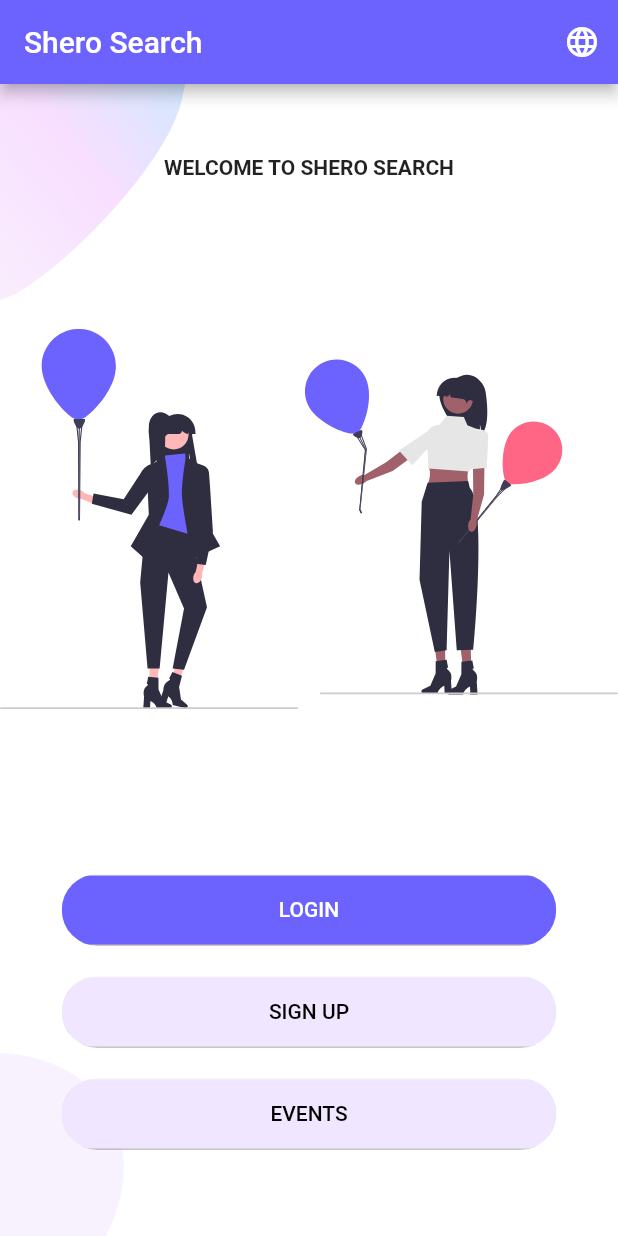
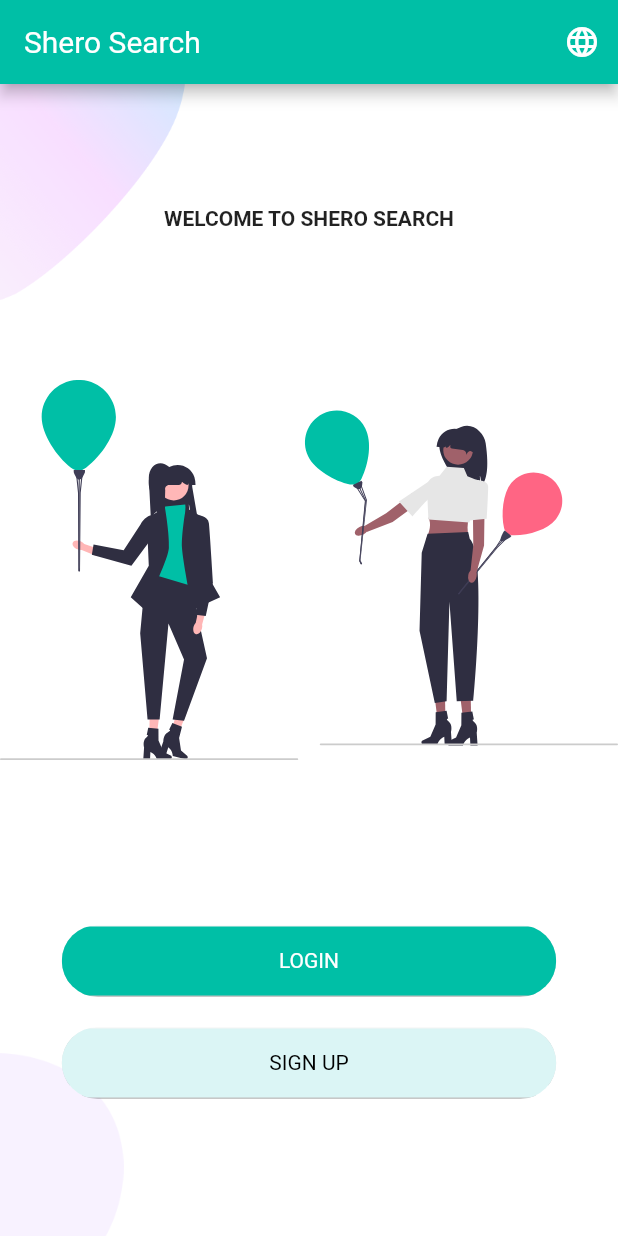
Before and after one commit to harshiniKumar/job-portal-for-women, a Flutter app: the screen it shows after launch, on a phone screen of 412 x 824 dp. Run offline on Flutter 3.47's test engine with Material 2 defaults, Android fonts, the phone set to English and light mode, and no system bars; our stand-ins replace flutter_svg; Roboto replaces fonts that are missing (Varela-Round).

Commit message:
style-changes

```diff
--- a/source/job_portal/lib/Screens/Home/home_screen.dart
+++ b/source/job_portal/lib/Screens/Home/home_screen.dart
@@ -5,7 +5,7 @@ class HomeScreen extends StatelessWidget {
   Widget build(BuildContext context) {
     return Scaffold(
       appBar: AppBar(
-        title: const Text('Drawer Demo'),
+        title: const Text(''),
         backgroundColor: kPrimaryColor,
       ),
       drawer: Drawer(
--- a/source/job_portal/lib/Screens/Welcome/components/body.dart
+++ b/source/job_portal/lib/Screens/Welcome/components/body.dart
@@ -20,7 +20,7 @@ class Body extends StatelessWidget {
           children: <Widget>[
             const Text(
               "WELCOME TO SHERO SEARCH",
-              style: TextStyle(fontWeight: FontWeight.bold),
+              style: TextStyle(fontWeight: FontWeight.bold,fontFamily: 'Varela-Round'),
             ),
             SizedBox(height: size.height * 0.05),
             SvgPicture.asset("assets/icons/chat.svg",
@@ -55,21 +55,21 @@ class Body extends StatelessWidget {
                 );
               },
             ),
-            RoundedButton(
-              text: "EVENTS",
-              color: kPrimaryLightColor,
-              textColor: Colors.black,
-              press: () {
-                Navigator.push(
-                  context,
-                  MaterialPageRoute(
-                    builder: (context) {
-                      return EventScreen();
-                    },
-                  ),
-                );
-              },
-            ),
+            // RoundedButton(
+            //   text: "EVENTS",
+            //   color: kPrimaryLightColor,
+            //   textColor: Colors.black,
+            //   press: () {
+            //     Navigator.push(
+            //       context,
+            //       MaterialPageRoute(
+            //         builder: (context) {
+            //           return EventScreen();
+            //         },
+            //       ),
+            //     );
+            //   },
+            // ),
           ],
         ),
       ),
--- a/source/job_portal/lib/components/rounded_button.dart
+++ b/source/job_portal/lib/components/rounded_button.dart
@@ -20,7 +20,7 @@ class RoundedButton extends StatelessWidget {
       margin: const EdgeInsets.symmetric(vertical: 10),
       width: size.width * 0.8,
       child: ClipRRect(
-        borderRadius: BorderRadius.circular(29),
+        borderRadius: BorderRadius.circular(24),
         child: newElevatedButton(),
       ),
     );
--- a/source/job_portal/lib/constants.dart
+++ b/source/job_portal/lib/constants.dart
@@ -1,5 +1,5 @@
 import 'package:flutter/material.dart';
 
-const kPrimaryColor = Color(0xFF6C63FF);
-// const kPrimaryColor = Color(0xFFF50057);
-const kPrimaryLightColor = Color(0xFFF1E6FF);
+// const kPrimaryColor = Color(0xFF6C63FF);
+const kPrimaryColor = Color(0xFF00BFA6);
+const kPrimaryLightColor = Color(0xFFDBF5F5);
```
Also changed, not shown: source/job_portal/lib/Screens/Events/components/event_description.dart (+12 -1 lines), source/job_portal/pubspec.yaml (+9 -6 lines), source/job_portal/assets/fonts/VarelaRound-Regular.ttf (added), source/job_portal/assets/icons/chat.svg.
